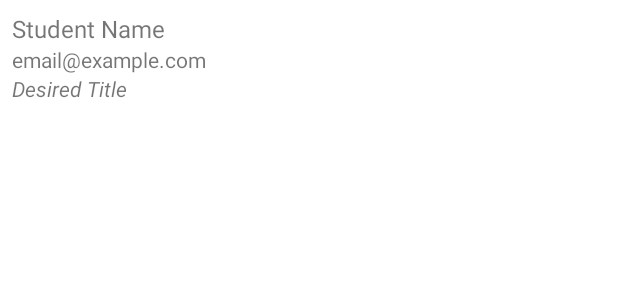
After one commit to mohamed-khan-05/recruitment_project, an Android app: the layout item_student.xml on its own in the app's theme, with its tools: preview values and no code run, on a phone screen of 412 x 824 dp. The commit adds this screen. Shown: the top 300 px of the screen. Run offline under Robolectric (Android 15) with nearby library versions, the phone set to English and light mode, and no system bars.

Commit message:
employer search partial

```diff
--- /dev/null
+++ b/app/src/main/res/layout/item_student.xml
@@ -0,0 +1,39 @@
+<?xml version="1.0" encoding="utf-8"?>
+<androidx.constraintlayout.widget.ConstraintLayout xmlns:android="http://schemas.android.com/apk/res/android"
+    xmlns:app="http://schemas.android.com/apk/res-auto"
+    android:layout_width="match_parent"
+    android:layout_height="wrap_content"
+    android:padding="8dp">
+
+    <TextView
+        android:id="@+id/tvStudentName"
+        android:layout_width="0dp"
+        android:layout_height="wrap_content"
+        android:text="Student Name"
+        android:textSize="16sp"
+        app:layout_constraintTop_toTopOf="parent"
+        app:layout_constraintStart_toStartOf="parent"
+        app:layout_constraintEnd_toEndOf="parent" />
+
+    <TextView
+        android:id="@+id/tvStudentEmail"
+        android:layout_width="0dp"
+        android:layout_height="wrap_content"
+        android:text="email@example.com"
+        android:textSize="14sp"
+        app:layout_constraintTop_toBottomOf="@id/tvStudentName"
+        app:layout_constraintStart_toStartOf="parent"
+        app:layout_constraintEnd_toEndOf="parent" />
+
+    <TextView
+        android:id="@+id/tvJobTitle"
+        android:layout_width="0dp"
+        android:layout_height="wrap_content"
+        android:text="Desired Title"
+        android:textSize="14sp"
+        android:textStyle="italic"
+        app:layout_constraintTop_toBottomOf="@id/tvStudentEmail"
+        app:layout_constraintStart_toStartOf="parent"
+        app:layout_constraintEnd_toEndOf="parent" />
+
+</androidx.constraintlayout.widget.ConstraintLayout>
--- a/app/src/main/res/navigation/nav_employer.xml
+++ b/app/src/main/res/navigation/nav_employer.xml
@@ -22,9 +22,9 @@
 
     <fragment
         android:id="@+id/navigation_search"
-        android:name="com.example.recruitment.ui.search.SearchFragment"
-        android:label="Search"
-        tools:layout="@layout/fragment_dashboard" />
+        android:name="com.example.recruitment.ui.search.EmployerSearchFragment"
+        android:label="Search Students"
+        tools:layout="@layout/fragment_search" />
 
     <fragment
         android:id="@+id/navigation_chat"
```
Also changed, not shown: app/src/main/java/com/example/recruitment/model/Student.kt (added, +9 -0 lines), app/src/main/java/com/example/recruitment/ui/search/EmployerSearchFragment.kt (added, +129 -0 lines), app/src/main/java/com/example/recruitment/ui/search/SearchFragment.kt (+1 -15 lines), app/src/main/java/com/example/recruitment/ui/search/StudentAdapter.kt (added, +49 -0 lines), app/src/main/res/layout/fragment_search.xml (+27 -15 lines).
